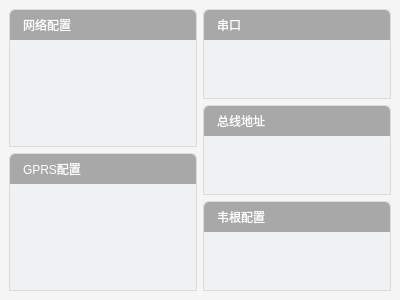
shi-jq/LINKS004-YRFID-PC-CPlus, file HTDEMO/tabconnetinfoform.ui: the form before one commit.
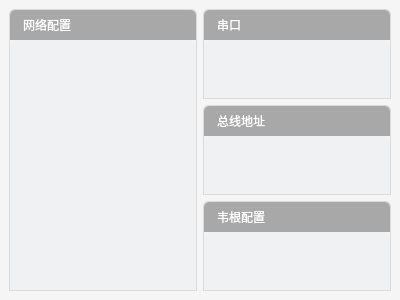
The form after the commit.

Commit message: 调整了界面结构 修改上传的通道的配置

Diff of the .ui file:
```diff
--- a/HTDEMO/tabconnetinfoform.ui
+++ b/HTDEMO/tabconnetinfoform.ui
@@ -95,67 +95,6 @@
           </layout>
          </widget>
         </item>
-        <item>
-         <widget class="QWidget" name="widget_7" native="true">
-          <property name="styleSheet">
-           <string notr="true">.QWidget
-{
-	border: 1px solid rgb(218,218,218);
-	border-top-right-radius: 5px;
-	border-top-left-radius: 5px;
-}
-</string>
-          </property>
-          <layout class="QVBoxLayout" name="verticalLayout_4">
-           <property name="spacing">
-            <number>0</number>
-           </property>
-           <property name="margin">
-            <number>1</number>
-           </property>
-           <item>
-            <widget class="QLabel" name="label_9">
-             <property name="minimumSize">
-              <size>
-               <width>0</width>
-               <height>30</height>
-              </size>
-             </property>
-             <property name="maximumSize">
-              <size>
-               <width>16777215</width>
-               <height>30</height>
-              </size>
-             </property>
-             <property name="styleSheet">
-              <string notr="true">font: 10pt &quot;微软雅黑&quot;;
-color: rgb(255, 255, 255);
-background-color: rgb(168, 168, 168);
-padding: 3px 3px 3px 10px;
-border: none;
-border-top-right-radius: 5px;
-border-top-left-radius: 5px;
-</string>
-             </property>
-             <property name="text">
-              <string>GPRS配置</string>
-             </property>
-            </widget>
-           </item>
-           <item>
-            <widget class="QWidget" name="widget_8" native="true">
-             <property name="styleSheet">
-              <string notr="true">.QWidget
-{
-	border: none;
-	background-color: rgb(240, 241, 243);
-}</string>
-             </property>
-            </widget>
-           </item>
-          </layout>
-         </widget>
-        </item>
        </layout>
       </item>
       <item row="0" column="1">
```
Left out of the diff: 59 changed lines with no effect on the pictures. The commit also changes 19 other files.
